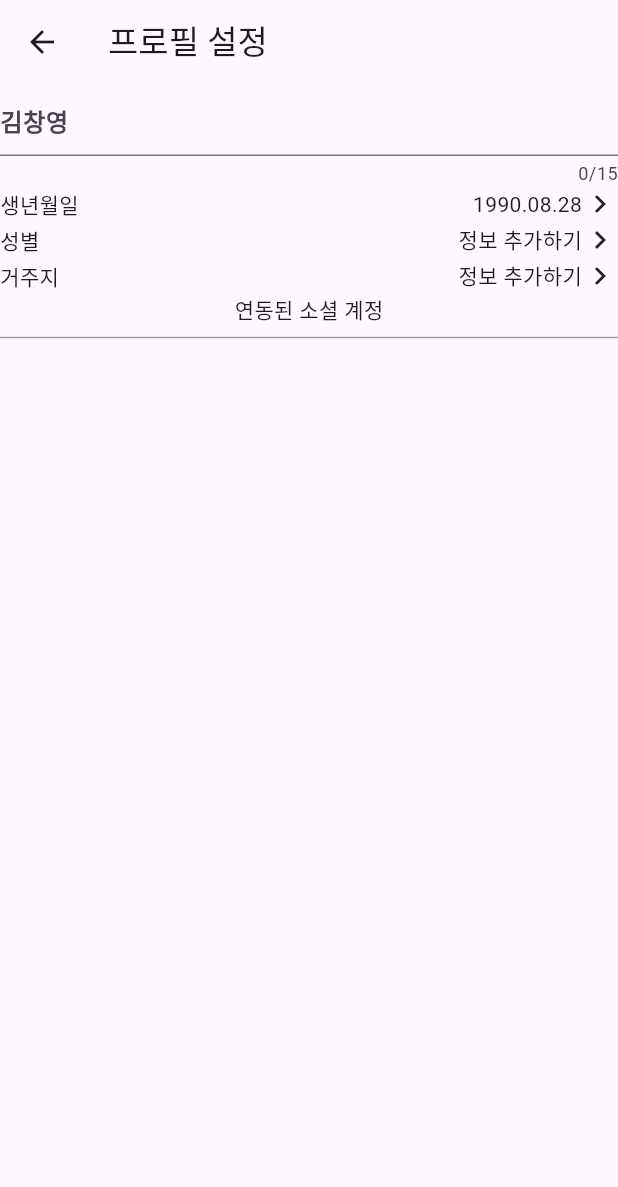
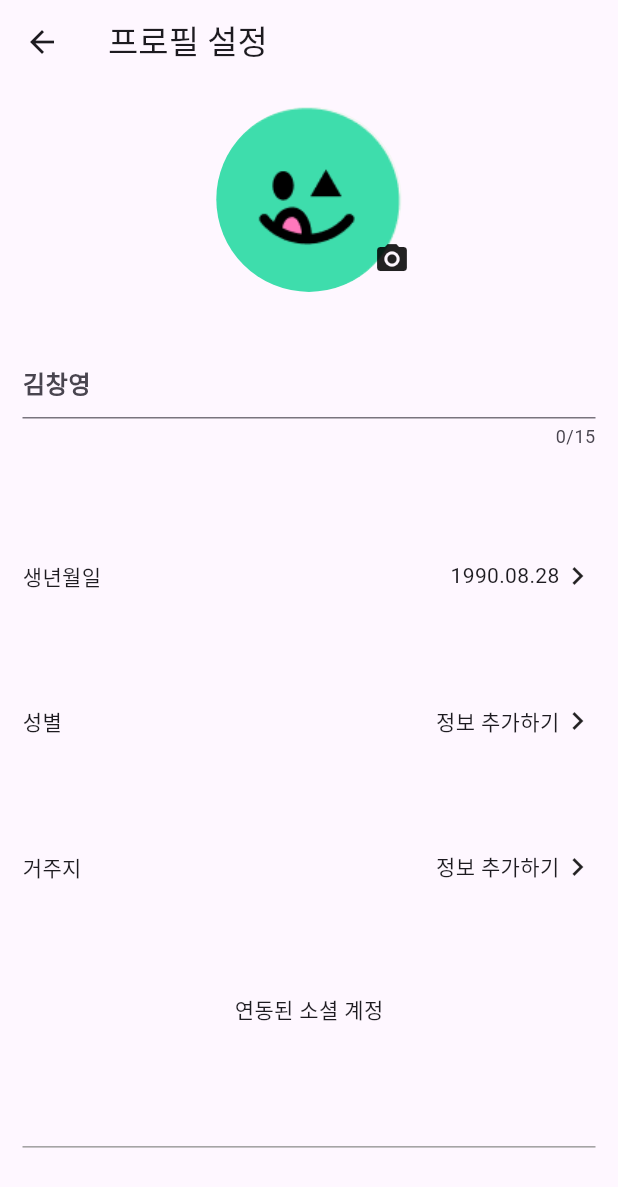
Before and after one commit to backtothefuture-team/backToTheFuture-frontend, a Flutter app: the screen it shows after launch, item 3 of the bottom bar chosen, after a tap on "김창영 님", on a phone screen of 412 x 824 dp. Shown: the top 1187 px of the screen. Run offline on Flutter 3.47's test engine with Material 3 defaults, Android fonts, the phone set to English and light mode, and no system bars; our stand-ins replace dio, get_it, image_picker, modal_progress_hud_nsn, retrofit; generated files the repository leaves out were written again.

Commit message:
fix: 프로필 설정 코드 수정

```diff
--- a/lib/ui/third/user_profile/third_user_profile.dart
+++ b/lib/ui/third/user_profile/third_user_profile.dart
@@ -40,7 +40,13 @@ class UserProfile extends StatelessWidget {
       mainAxisAlignment: MainAxisAlignment.center,
       children: [
         // 프로필 사진
-        const UserProfileImage(),
+        ClipRRect(
+          borderRadius: BorderRadius.circular(125),
+          child: Image.asset(
+            'assets/images/btf_logo.png',
+            width: MediaQuery.of(context).size.width * 0.3,
+          ),
+        ),
 
         Gaps.gapH10,
 
--- a/lib/ui/third/user_profile/user_profile_detail.dart
+++ b/lib/ui/third/user_profile/user_profile_detail.dart
@@ -1,5 +1,8 @@
 import 'package:flutter/cupertino.dart';
 import 'package:flutter/material.dart';
+import 'package:flutter/widgets.dart';
+
+import 'user_profile_image.dart';
 
 class UserProfileDetail extends StatelessWidget {
   const UserProfileDetail({super.key});
@@ -10,7 +13,16 @@ class UserProfileDetail extends StatelessWidget {
       appBar: AppBar(
         title: Text('프로필 설정'),
       ),
-      body: Column(
+      body: Padding(
+        padding: const EdgeInsets.all(15.0),
+        child: Column(
+          children: [
+            // 프로필 사진
+            const UserProfileImage(),
+
+            Expanded(
+              child: Column(
+                mainAxisAlignment: MainAxisAlignment.spaceAround,
                 children: [
                   // 사용자 이름
                   TextFormField(
@@ -28,6 +40,10 @@ class UserProfileDetail extends StatelessWidget {
                   Divider(color: Colors.grey,),
 
                 ],
+              ),
+            ),
+          ],
+        ),
       ),
     );
   }
```
Lines whose indentation alone changed are shown as unchanged.
